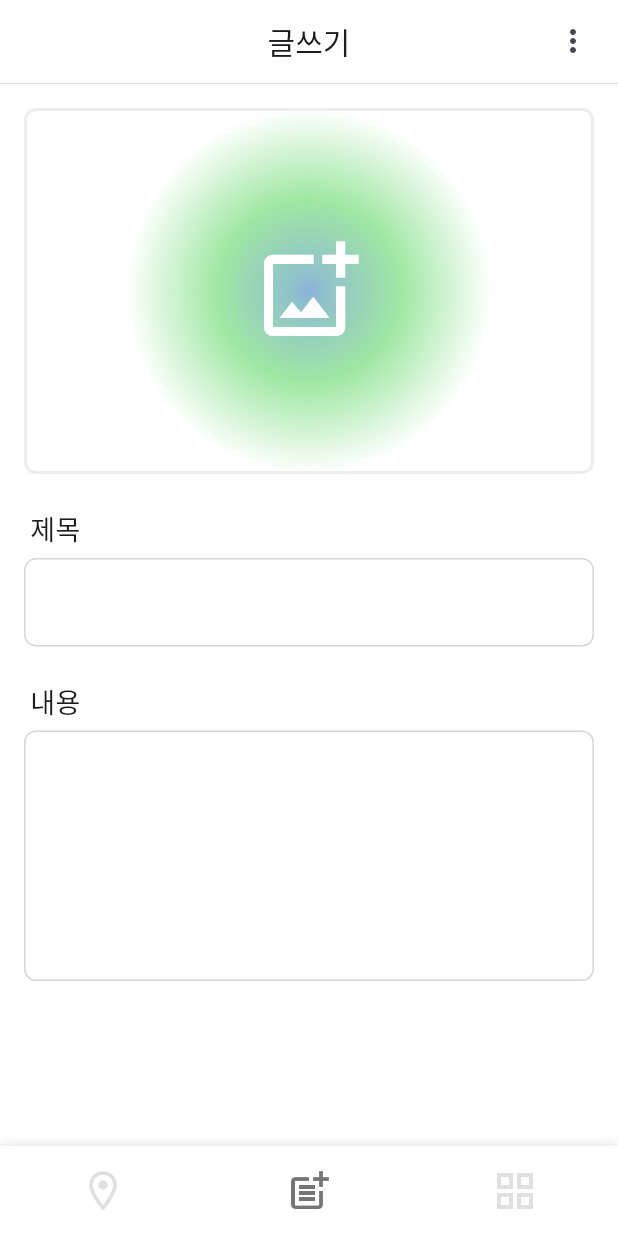
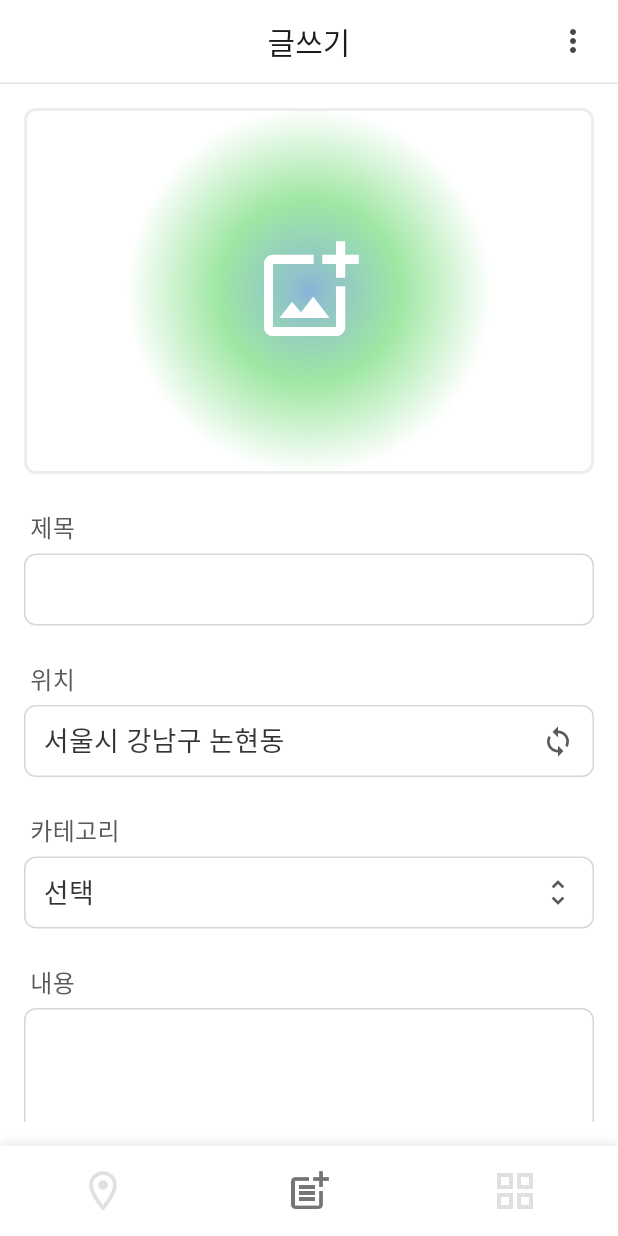
Before and after one commit to cherrie-k/NearHere, a Flutter app: the WritePage screen opened by its route, on a phone screen of 412 x 824 dp. Run offline on Flutter 3.47's test engine with Material 3 defaults, Android fonts, the light colour scheme and no system bars; drawn by our look-alikes of keyboard_dismisser; our stand-ins replace go_router; network calls fail.

Commit message:
[Feat] 글쓰기 페이지 레이아웃 설정

```diff
--- a/lib/features/write/views/write_page.dart
+++ b/lib/features/write/views/write_page.dart
@@ -2,6 +2,7 @@ import 'package:flutter/material.dart';
 import 'package:keyboard_dismisser/keyboard_dismisser.dart';
 import 'package:nearhere/features/write/widgets/custom_text_field.dart';
 import 'package:nearhere/features/write/widgets/labeled_input.dart';
+import 'package:nearhere/features/write/widgets/button_field.dart';
 import 'package:nearhere/shared/widgets/gradient_container.dart';
 import 'package:nearhere/shared/widgets/custom_app_bar.dart';
 
@@ -42,11 +43,32 @@ class WritePage extends StatelessWidget {
                   ),
                 ),
                 LabeledInput(
+                  label: '위치',
+                  widget: ButtonField(
+                    text: '서울시 강남구 논현동',
+                    buttonIcon: Icons.sync,
+                    onTap: () {
+                      debugPrint('위치 누름');
+                    },
+                  ),
+                ),
+                LabeledInput(
+                  label: '카테고리',
+                  widget: ButtonField(
+                    text: '선택',
+                    buttonIcon: Icons.unfold_more,
+                    onTap: () {
+                      debugPrint('카테로기 누름');
+                    },
+                  ),
+                ),
+                LabeledInput(
                   label: '내용',
                   widget: CustomTextField(
                     isOneLine: false,
                   ),
                 ),
+                const SizedBox(height: 24),
               ],
             ),
           ),
--- a/lib/features/write/widgets/custom_text_field.dart
+++ b/lib/features/write/widgets/custom_text_field.dart
@@ -8,11 +8,14 @@ class CustomTextField extends StatelessWidget {
 
   @override
   Widget build(BuildContext context) {
-    return TextField(
+    return SizedBox(
+      height: isOneLine ? 48 : null,
+      child: TextField(
         keyboardType: isOneLine ? TextInputType.text : TextInputType.multiline,
         autocorrect: false,
         maxLines: isOneLine ? 1 : 5,
         decoration: InputDecoration(
+          contentPadding: const EdgeInsets.symmetric(horizontal: 12, vertical: 10),
           border: BorderStyles.defaultBorder,
           enabledBorder: BorderStyles.defaultBorder,
           focusedBorder: BorderStyles.defaultBorder,
@@ -23,7 +26,7 @@ class CustomTextField extends StatelessWidget {
           fontSize: 18,
           color: Color(0xFF343434),
         ),
-      // containerHeight: isOneLine ? null : 500.0,
+      ),
     );
   }
 }
--- a/lib/features/write/widgets/labeled_input.dart
+++ b/lib/features/write/widgets/labeled_input.dart
@@ -14,7 +14,13 @@ class LabeledInput extends StatelessWidget {
         Row(
           children: [
             const SizedBox(width: 4),
-            Text(label, style: const TextStyle(fontSize: 18,),),
+            Text(
+              label,
+              style: const TextStyle(
+                fontSize: 16,
+                color: Color(0xFF595959)
+              ),
+            ),
           ],
         ),
         const SizedBox(height: 6),
--- a/lib/shared/widgets/refresh_button.dart
+++ b/lib/shared/widgets/refresh_button.dart
@@ -28,7 +28,7 @@ class RefreshButton extends StatelessWidget {
           ],
         ),
         child: const Icon(
-          Icons.refresh,
+          Icons.sync,
           color: Colors.grey,
         ),
       ),
```
Also changed, not shown: pubspec.yaml (+5 -11 lines), pubspec.lock. Lines whose indentation alone changed are shown as unchanged.
